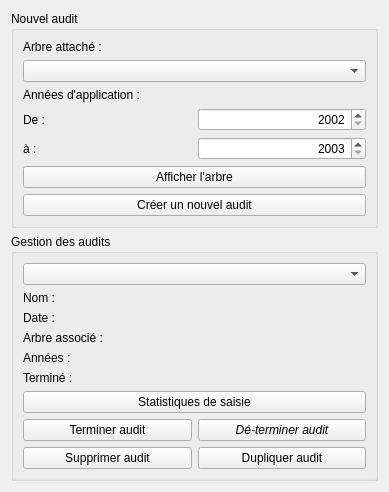
GiPiLab/ProtonClassicSuite, file formmanageaudits.ui: the form before one commit.
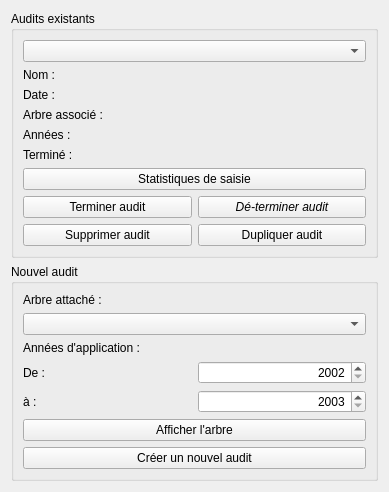
The form after the commit.

```diff
--- a/formmanageaudits.ui
+++ b/formmanageaudits.ui
@@ -10,116 +10,17 @@
     <x>0</x>
     <y>0</y>
     <width>389</width>
-    <height>474</height>
+    <height>490</height>
    </rect>
   </property>
   <property name="windowTitle">
    <string>Gestion des audits</string>
   </property>
   <layout class="QVBoxLayout" name="verticalLayout">
-   <item>
-    <widget class="QGroupBox" name="groupBox_2">
-     <property name="sizePolicy">
-      <sizepolicy hsizetype="Preferred" vsizetype="Fixed">
-       <horstretch>0</horstretch>
-       <verstretch>0</verstretch>
-      </sizepolicy>
-     </property>
-     <property name="title">
-      <string>Nouvel audit</string>
-     </property>
-     <layout class="QGridLayout" name="gridLayout">
-      <item row="3" column="1">
-       <widget class="QSpinBox" name="spinBoxFrom">
-        <property name="alignment">
-         <set>Qt::AlignRight|Qt::AlignTrailing|Qt::AlignVCenter</set>
-        </property>
-        <property name="minimum">
-         <number>2002</number>
-        </property>
-        <property name="maximum">
-         <number>2050</number>
-        </property>
-       </widget>
-      </item>
-      <item row="3" column="0">
-       <widget class="QLabel" name="label">
-        <property name="text">
-         <string>De :</string>
-        </property>
-       </widget>
-      </item>
-      <item row="1" column="0" colspan="2">
-       <widget class="QComboBox" name="comboListOfTrees">
-        <property name="sizePolicy">
-         <sizepolicy hsizetype="Expanding" vsizetype="Fixed">
-          <horstretch>0</horstretch>
-          <verstretch>0</verstretch>
-         </sizepolicy>
-        </property>
-       </widget>
-      </item>
-      <item row="6" column="0" colspan="2">
-       <widget class="QPushButton" name="addAuditButton">
-        <property name="sizePolicy">
-         <sizepolicy hsizetype="Minimum" vsizetype="Fixed">
-          <horstretch>0</horstretch>
-          <verstretch>0</verstretch>
-         </sizepolicy>
-        </property>
-        <property name="text">
-         <string>Créer un nouvel audit</string>
-        </property>
-       </widget>
-      </item>
-      <item row="5" column="0" colspan="2">
-       <widget class="QPushButton" name="pushButtonDisplayTree">
-        <property name="text">
-         <string>Afficher l'arbre</string>
-        </property>
-       </widget>
-      </item>
-      <item row="2" column="0" colspan="2">
-       <widget class="QLabel" name="label_8">
-        <property name="text">
-         <string>Années d'application :</string>
-        </property>
-       </widget>
-      </item>
-      <item row="0" column="0">
-       <widget class="QLabel" name="label_4">
-        <property name="text">
-         <string>Arbre attaché :</string>
-        </property>
-       </widget>
-      </item>
-      <item row="4" column="0">
-       <widget class="QLabel" name="label_2">
-        <property name="text">
-         <string>à :</string>
-        </property>
-       </widget>
-      </item>
-      <item row="4" column="1">
-       <widget class="QSpinBox" name="spinBoxTo">
-        <property name="alignment">
-         <set>Qt::AlignRight|Qt::AlignTrailing|Qt::AlignVCenter</set>
-        </property>
-        <property name="minimum">
-         <number>2003</number>
-        </property>
-        <property name="maximum">
-         <number>2051</number>
-        </property>
-       </widget>
-      </item>
-     </layout>
-    </widget>
-   </item>
    <item>
     <widget class="QGroupBox" name="groupBoxAudits">
      <property name="title">
-      <string>Gestion des audits</string>
+      <string>Audits existants</string>
      </property>
      <layout class="QGridLayout" name="gridLayout_2">
       <item row="4" column="0">
@@ -266,6 +167,105 @@
      </layout>
     </widget>
    </item>
+   <item>
+    <widget class="QGroupBox" name="groupBox_2">
+     <property name="sizePolicy">
+      <sizepolicy hsizetype="Preferred" vsizetype="Fixed">
+       <horstretch>0</horstretch>
+       <verstretch>0</verstretch>
+      </sizepolicy>
+     </property>
+     <property name="title">
+      <string>Nouvel audit</string>
+     </property>
+     <layout class="QGridLayout" name="gridLayout">
+      <item row="3" column="1">
+       <widget class="QSpinBox" name="spinBoxFrom">
+        <property name="alignment">
+         <set>Qt::AlignRight|Qt::AlignTrailing|Qt::AlignVCenter</set>
+        </property>
+        <property name="minimum">
+         <number>2002</number>
+        </property>
+        <property name="maximum">
+         <number>2050</number>
+        </property>
+       </widget>
+      </item>
+      <item row="3" column="0">
+       <widget class="QLabel" name="label">
+        <property name="text">
+         <string>De :</string>
+        </property>
+       </widget>
+      </item>
+      <item row="1" column="0" colspan="2">
+       <widget class="QComboBox" name="comboListOfTrees">
+        <property name="sizePolicy">
+         <sizepolicy hsizetype="Expanding" vsizetype="Fixed">
+          <horstretch>0</horstretch>
+          <verstretch>0</verstretch>
+         </sizepolicy>
+        </property>
+       </widget>
+      </item>
+      <item row="6" column="0" colspan="2">
+       <widget class="QPushButton" name="addAuditButton">
+        <property name="sizePolicy">
+         <sizepolicy hsizetype="Minimum" vsizetype="Fixed">
+          <horstretch>0</horstretch>
+          <verstretch>0</verstretch>
+         </sizepolicy>
+        </property>
+        <property name="text">
+         <string>Créer un nouvel audit</string>
+        </property>
+       </widget>
+      </item>
+      <item row="5" column="0" colspan="2">
+       <widget class="QPushButton" name="pushButtonDisplayTree">
+        <property name="text">
+         <string>Afficher l'arbre</string>
+        </property>
+       </widget>
+      </item>
+      <item row="2" column="0" colspan="2">
+       <widget class="QLabel" name="label_8">
+        <property name="text">
+         <string>Années d'application :</string>
+        </property>
+       </widget>
+      </item>
+      <item row="0" column="0">
+       <widget class="QLabel" name="label_4">
+        <property name="text">
+         <string>Arbre attaché :</string>
+        </property>
+       </widget>
+      </item>
+      <item row="4" column="0">
+       <widget class="QLabel" name="label_2">
+        <property name="text">
+         <string>à :</string>
+        </property>
+       </widget>
+      </item>
+      <item row="4" column="1">
+       <widget class="QSpinBox" name="spinBoxTo">
+        <property name="alignment">
+         <set>Qt::AlignRight|Qt::AlignTrailing|Qt::AlignVCenter</set>
+        </property>
+        <property name="minimum">
+         <number>2003</number>
+        </property>
+        <property name="maximum">
+         <number>2051</number>
+        </property>
+       </widget>
+      </item>
+     </layout>
+    </widget>
+   </item>
   </layout>
  </widget>
  <tabstops>
```
